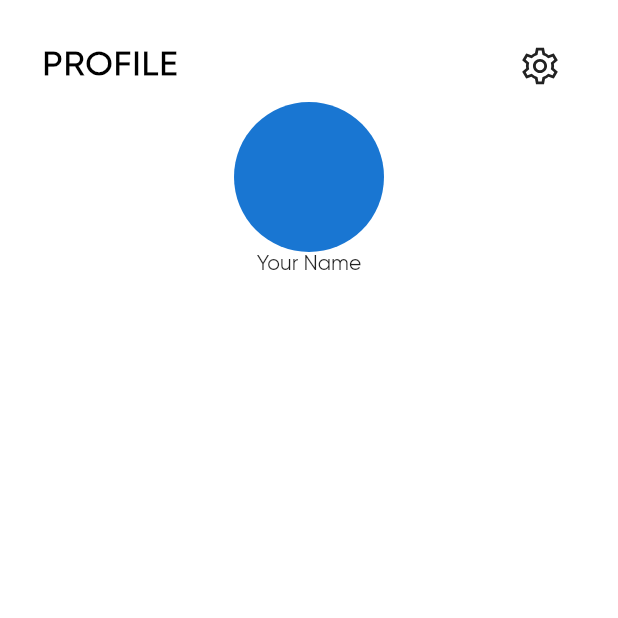
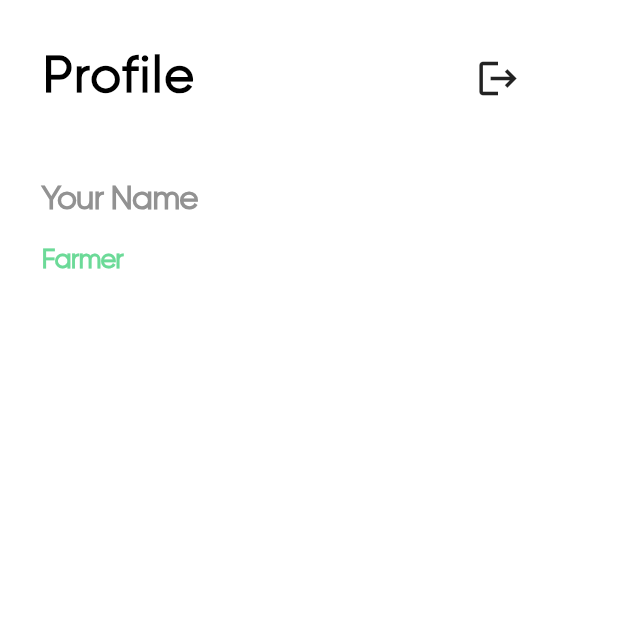
Before and after one commit to Light-Heads/GoogleHack4Change, a Flutter app: the ProfileScreen screen opened directly, on a phone screen of 412 x 824 dp, the top half of it. Run offline on Flutter 3.47's test engine with Material 2 defaults, Android fonts, the phone set to English and light mode, and no system bars; our stand-ins replace buttons_tabbar, dio, firebase_auth, firebase_core, geocoding, geolocator and 9 more; missing offline and left inert: dart:ffi; accounts and stored records are empty; network calls fail.

Commit message:
Ui Fixes

```diff
--- a/lib/core/utils.dart
+++ b/lib/core/utils.dart
@@ -13,3 +13,9 @@ void showSnackBar(BuildContext context, String content) {
     }
   }
 }
+
+
+void calculateHealth()
+{
+
+}
--- a/lib/views/classifier/disease.dart
+++ b/lib/views/classifier/disease.dart
@@ -131,7 +131,7 @@ class _DiseaseViewState extends State<DiseaseView> {
                 Padding(
                   padding: const EdgeInsets.all(28.0),
                   child: SizedBox(
-                    height: size.height*0.34,
+                    height: size.height*0.5,
                     width: size.width,
                     child: Column(
                       mainAxisAlignment: MainAxisAlignment.spaceEvenly,
--- a/lib/views/user/profile.dart
+++ b/lib/views/user/profile.dart
@@ -35,6 +35,7 @@ import 'package:flutter/material.dart';
 import 'package:line_icons/line_icons.dart';
 import 'package:buttons_tabbar/buttons_tabbar.dart';
 
+import '../../pallete.dart';
 import '../../theme.dart';
 class ProfileScreen extends StatefulWidget {
   const ProfileScreen({Key? key}) : super(key: key);
@@ -51,35 +52,47 @@ class _ProfileScreenState extends State<ProfileScreen> {
       body: SafeArea(
         child: Center(
           child: Column(
+            crossAxisAlignment: CrossAxisAlignment.start,
+            children: [
+            Padding(
+              padding: const EdgeInsets.all(28.0),
+              child: Column(
+                crossAxisAlignment: CrossAxisAlignment.start,
                 children: [
                   Row(
                     mainAxisAlignment: MainAxisAlignment.spaceBetween,
                     children: [
-              Align(
-                alignment: Alignment.centerLeft,
-                child: Padding(
-                  padding: const EdgeInsets.only(left: 28.0, top: 20),
-                  child: Text(
-                    "PROFILE",
-                    style: h1.copyWith(fontWeight: FontWeight.w600),
-                  ),
-                ),
+                      Text(
+                        "Profile",
+                        style: h1.copyWith(fontSize: 34, color: Colors.black),
                       ),
                       Padding(
-                padding: const EdgeInsets.only(right: 28.0, top: 20),
+                        padding: const EdgeInsets.only(right: 28.0),
                         child: IconButton(onPressed: (){
                           // Navigator.push(
                           //   context,
                           //   MaterialPageRoute(builder: (context) => Settings()),
                           // );
 
-                }, icon: Icon(LineIcons.cog, size: 30,)),
+                        }, icon: Icon(Icons.logout, size: 30,)),
                       )
+
                     ],
                   ),
-
-              CircleAvatar(radius: 50,),
-              Text("Your Name"),
+                ],
+              ),
+            ),
+              // CircleAvatar(radius: 50,),
+              SizedBox(height: size.height*0.02,),
+              Padding(
+                padding: const EdgeInsets.only(left: 28.0),
+                child: Text("Your Name", style: sub1.copyWith(fontSize: 22, fontWeight: FontWeight.w600),),
+              ),
+              SizedBox(height: size.height*0.02,),
+              Padding(
+                padding: const EdgeInsets.only(left: 28.0),
+                child: Text("Farmer", style: sub1.copyWith(fontSize: 18, fontWeight: FontWeight.w600, color: Pallete.greenColor),),
+              ),
 
 
 
```
Also changed, not shown: lib/views/home/homepage.dart (+67 -1 lines), assets/images/heart.gif (added), assets/images/water.gif (added), 1 other file. Lines whose indentation alone changed are shown as unchanged.
